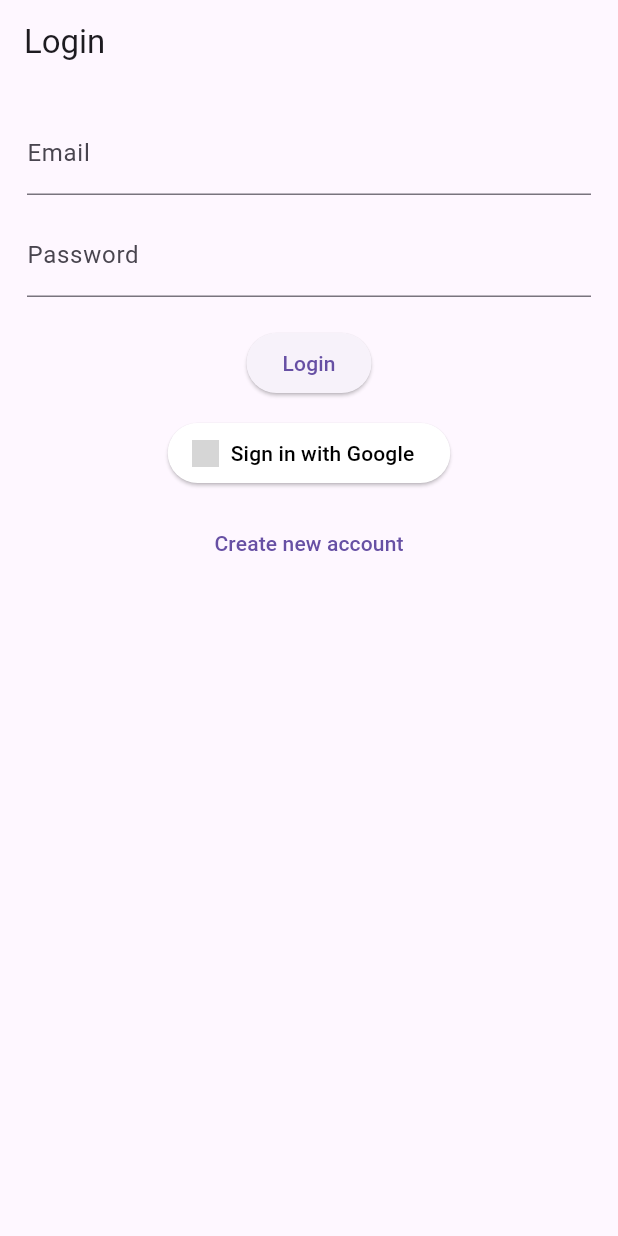
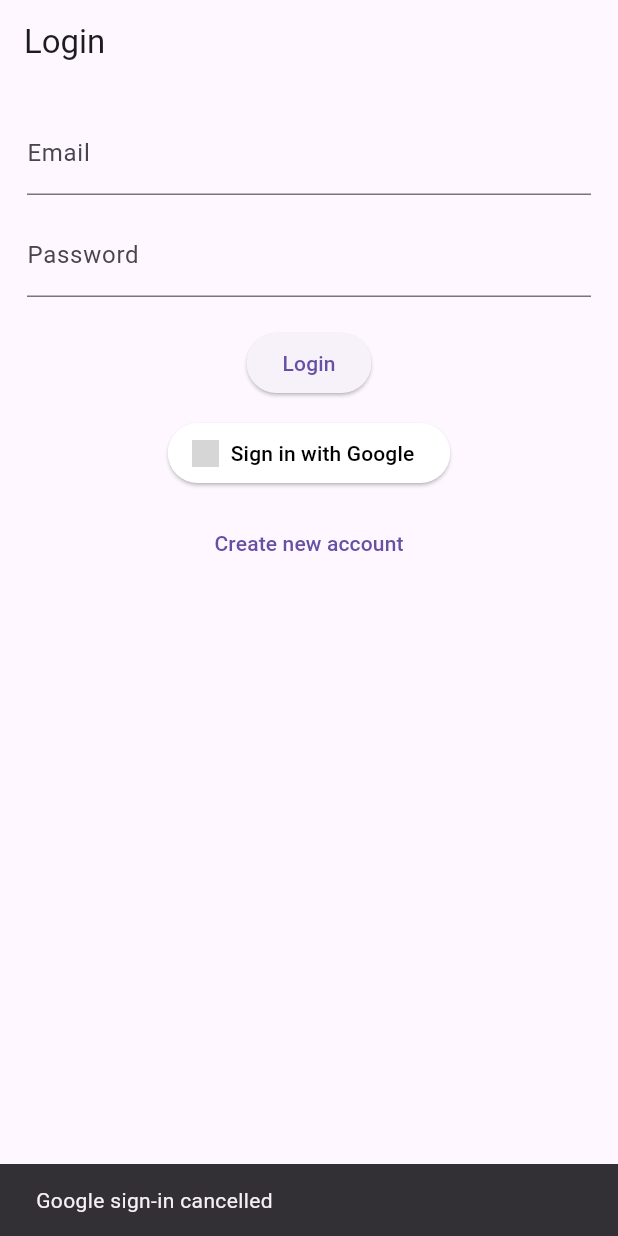
Before and after one commit to Rethikumaar/sentionet_draft3, a Flutter app: the screen it shows after launch, after a tap on "Sign in with Google", on a phone screen of 412 x 824 dp. Run offline on Flutter 3.47's test engine with Material 3 defaults, Android fonts, the light colour scheme and no system bars; our stand-ins replace camera, cloud_firestore, firebase_auth, firebase_core, firebase_storage, fl_chart and 1 more; missing offline and left inert: google_mlkit_face_detection; accounts and stored records are empty; grey boxes are pictures that could not be loaded.

Commit message:
fixed login issues and routing

```diff
--- a/lib/screens/login_screen.dart
+++ b/lib/screens/login_screen.dart
@@ -1,8 +1,10 @@
+import 'package:cloud_firestore/cloud_firestore.dart';
 import 'package:firebase_auth/firebase_auth.dart';
 import 'package:flutter/material.dart';
+
 import '../services/auth_service.dart';
 import 'register_screen.dart';
-import 'role_router.dart';   // ⬅ IMPORTANT
+import 'role_router.dart';
 
 class LoginScreen extends StatefulWidget {
   const LoginScreen({super.key});
@@ -15,11 +17,32 @@ class _LoginScreenState extends State<LoginScreen> {
   final AuthService _auth = AuthService();
   final _emailCtrl = TextEditingController();
   final _pwdCtrl = TextEditingController();
-  bool _loading = false;
+  bool _loadingEmail = false;
+  bool _loadingGoogle = false;
+
+  // ---------------- VALIDATE INPUTS ----------------
+  bool _validateInputs() {
+    if (_emailCtrl.text.trim().isEmpty) {
+      _showMsg("Email cannot be empty");
+      return false;
+    }
+    if (!_emailCtrl.text.contains("@")) {
+      _showMsg("Enter a valid email");
+      return false;
+    }
+    if (_pwdCtrl.text.trim().isEmpty) {
+      _showMsg("Password cannot be empty");
+      return false;
+    }
+    return true;
+  }
 
   // ---------------- EMAIL LOGIN ----------------
   Future<void> _signInEmail() async {
-    setState(() => _loading = true);
+    if (!_validateInputs()) return;
+
+    setState(() => _loadingEmail = true);
+
     try {
       await _auth.signInWithEmail(
         _emailCtrl.text.trim(),
@@ -28,43 +51,64 @@ class _LoginScreenState extends State<LoginScreen> {
 
       if (!mounted) return;
 
-      // ⬅ REDIRECT BASED ON ROLE
       Navigator.pushReplacement(
         context,
         MaterialPageRoute(builder: (_) => const RoleRouter()),
       );
-
     } on FirebaseAuthException catch (e) {
-      ScaffoldMessenger.of(context).showSnackBar(
-        SnackBar(content: Text(e.message ?? 'Login failed')),
-      );
+      _showMsg(e.message ?? 'Login failed');
     } finally {
-      setState(() => _loading = false);
+      if (mounted) setState(() => _loadingEmail = false);
     }
   }
 
   // ---------------- GOOGLE LOGIN ----------------
   Future<void> _signInGoogle() async {
-    setState(() => _loading = true);
+    setState(() => _loadingGoogle = true);
 
     try {
       final cred = await _auth.signInWithGoogle();
-
-      if (cred != null && mounted) {
-        // ⬅ GOOGLE USERS ALSO GO THROUGH ROLE ROUTER
-        Navigator.pushReplacement(
-          context,
-          MaterialPageRoute(builder: (_) => const RoleRouter()),
-        );
+      if (cred == null) {
+        _showMsg("Google sign-in cancelled");
+        return;
       }
 
+      final user = cred.user;
+      if (user == null) {
+        _showMsg("Google sign-in failed");
+        return;
+      }
+
+      // Check if user exists in Firestore
+      final userDoc = FirebaseFirestore.instance.collection("users").doc(user.uid);
+      final snap = await userDoc.get();
+
+      if (!snap.exists) {
+        // First-time Google user -> create user record
+        await userDoc.set({
+          "email": user.email,
+          "name": user.displayName,
+          "role": "individual",  // <-- default role (change if needed)
+          "createdAt": FieldValue.serverTimestamp(),
+        });
+      }
+
+      if (!mounted) return;
+
+      Navigator.pushReplacement(
+        context,
+        MaterialPageRoute(builder: (_) => const RoleRouter()),
+      );
     } catch (e) {
-      ScaffoldMessenger.of(context).showSnackBar(
-        SnackBar(content: Text('Google sign-in failed: $e')),
-      );
+      _showMsg("Google sign-in failed: $e");
     } finally {
-      setState(() => _loading = false);
+      if (mounted) setState(() => _loadingGoogle = false);
     }
+  }
+
+  // ---------------- SNACKBAR ----------------
+  void _showMsg(String msg) {
+    ScaffoldMessenger.of(context).showSnackBar(SnackBar(content: Text(msg)));
   }
 
   @override
@@ -76,6 +120,8 @@ class _LoginScreenState extends State<LoginScreen> {
 
   @override
   Widget build(BuildContext context) {
+    final loading = _loadingEmail || _loadingGoogle;
+
     return Scaffold(
       appBar: AppBar(title: const Text('Login')),
       body: Padding(
@@ -95,25 +141,37 @@ class _LoginScreenState extends State<LoginScreen> {
             ),
             const SizedBox(height: 20),
 
+            // EMAIL LOGIN BUTTON
             ElevatedButton(
-              onPressed: _loading ? null : _signInEmail,
-              child: _loading
-                  ? const CircularProgressIndicator(color: Colors.white)
+              onPressed: _loadingEmail ? null : _signInEmail,
+              child: _loadingEmail
+                  ? const SizedBox(
+                height: 18,
+                width: 18,
+                child: CircularProgressIndicator(color: Colors.white, strokeWidth: 2),
+              )
                   : const Text('Login'),
             ),
 
             const SizedBox(height: 12),
 
+            // GOOGLE LOGIN BUTTON
             ElevatedButton.icon(
-              icon: Image.asset(
+              onPressed: _loadingGoogle ? null : _signInGoogle,
+              icon: _loadingGoogle
+                  ? const SizedBox(
+                height: 18,
+                width: 18,
+                child: CircularProgressIndicator(strokeWidth: 2),
+              )
+                  : Image.asset(
                 'assets/google_logo.png',
                 height: 18,
                 width: 18,
                 errorBuilder: (_, __, ___) =>
                 const Icon(Icons.login, color: Colors.black),
               ),
-              label: const Text('Sign in with Google'),
-              onPressed: _loading ? null : _signInGoogle,
+              label: Text(_loadingGoogle ? "Signing in..." : "Sign in with Google"),
               style: ElevatedButton.styleFrom(
                 backgroundColor: Colors.white,
                 foregroundColor: Colors.black,
@@ -123,7 +181,9 @@ class _LoginScreenState extends State<LoginScreen> {
             const SizedBox(height: 12),
 
             TextButton(
-              onPressed: () => Navigator.push(
+              onPressed: loading
+                  ? null
+                  : () => Navigator.push(
                 context,
                 MaterialPageRoute(builder: (_) => const RegisterScreen()),
               ),
--- a/lib/screens/register_screen.dart
+++ b/lib/screens/register_screen.dart
@@ -39,7 +39,7 @@ class _RegisterScreenState extends State<RegisterScreen> {
 
       User? user = userCred.user;
 
-      // Save to Firestore
+      print(user?.uid);
       if (user != null) {
         await FirebaseFirestore.instance.collection("users").doc(user.uid).set({
           "uid": user.uid,
--- a/pubspec.yaml
+++ b/pubspec.yaml
@@ -33,15 +33,12 @@ dependencies:
 
   # CAMERA + API
   camera: ^0.11.3
-
   http: ^1.2.1
-
   # FIREBASE (compatible group for your Dart 3.5.3)
   firebase_core: ^3.5.0
   firebase_auth: ^5.1.1
   cloud_firestore: ^5.3.0
   firebase_storage: ^12.4.10   # MUST use this version
-
   # GOOGLE LOGIN (for your SDK)
   google_sign_in: ^6.2.2       # Newer versions require Dart 3.6+
   google_mlkit_face_detection: ^0.11.0
@@ -79,7 +76,7 @@ flutter:
 
 #  flutter:
   assets:
-    - assets/google.png
+    - assets/
 
 
   # An image asset can refer to one or more resolution-specific "variants", see
```
Also changed, not shown: lib/screens/home_screen.dart (+8 -1 lines), lib/screens/test_screen.dart (+79 -75 lines), lib/firebase_options.dart, pubspec.lock, 3 other files.
